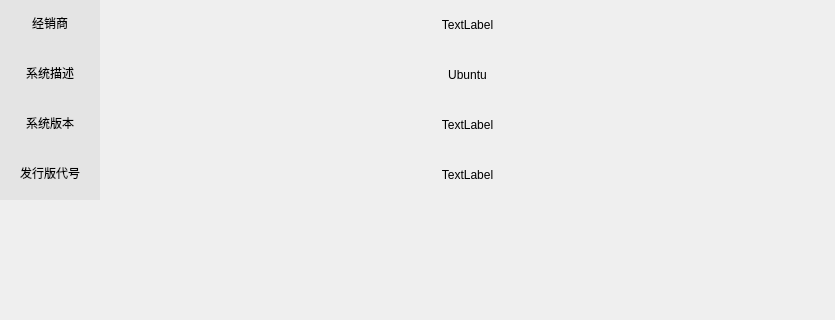
The window that sysinfowindow.ui (inspireMeNow/qt-system-monitor) describes before a commit, drawn with Qt 5; both pictures show x 0 to 835 and y 0 to 320 of the 835 by 557 pixel window.
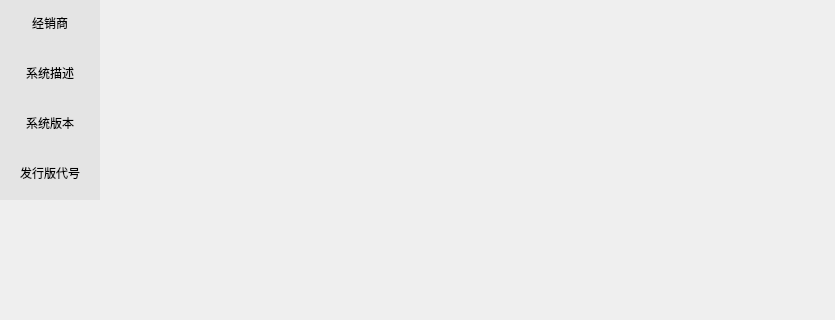
The same window after the commit.

What changed in the file:
```diff
--- a/sysinfowindow.ui
+++ b/sysinfowindow.ui
@@ -263,7 +263,7 @@
          <bool>true</bool>
         </property>
         <property name="text">
-         <string>TextLabel</string>
+         <string/>
         </property>
         <property name="alignment">
          <set>Qt::AlignCenter</set>
@@ -299,7 +299,7 @@
          <bool>true</bool>
         </property>
         <property name="text">
-         <string>Ubuntu</string>
+         <string/>
         </property>
         <property name="scaledContents">
          <bool>false</bool>
@@ -330,7 +330,7 @@
          <bool>true</bool>
         </property>
         <property name="text">
-         <string>TextLabel</string>
+         <string/>
         </property>
         <property name="alignment">
          <set>Qt::AlignCenter</set>
@@ -355,7 +355,7 @@
          <bool>true</bool>
         </property>
         <property name="text">
-         <string>TextLabel</string>
+         <string/>
         </property>
         <property name="alignment">
          <set>Qt::AlignCenter</set>
```
Left out of the diff: 8 changed lines with no effect on the pictures.
